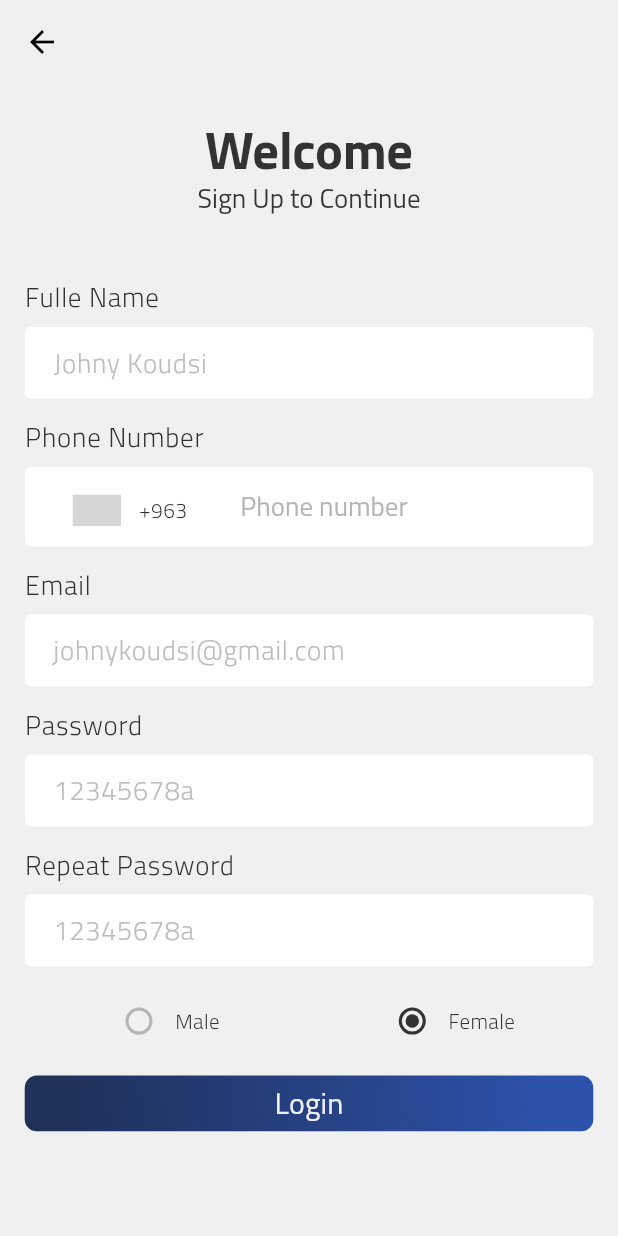
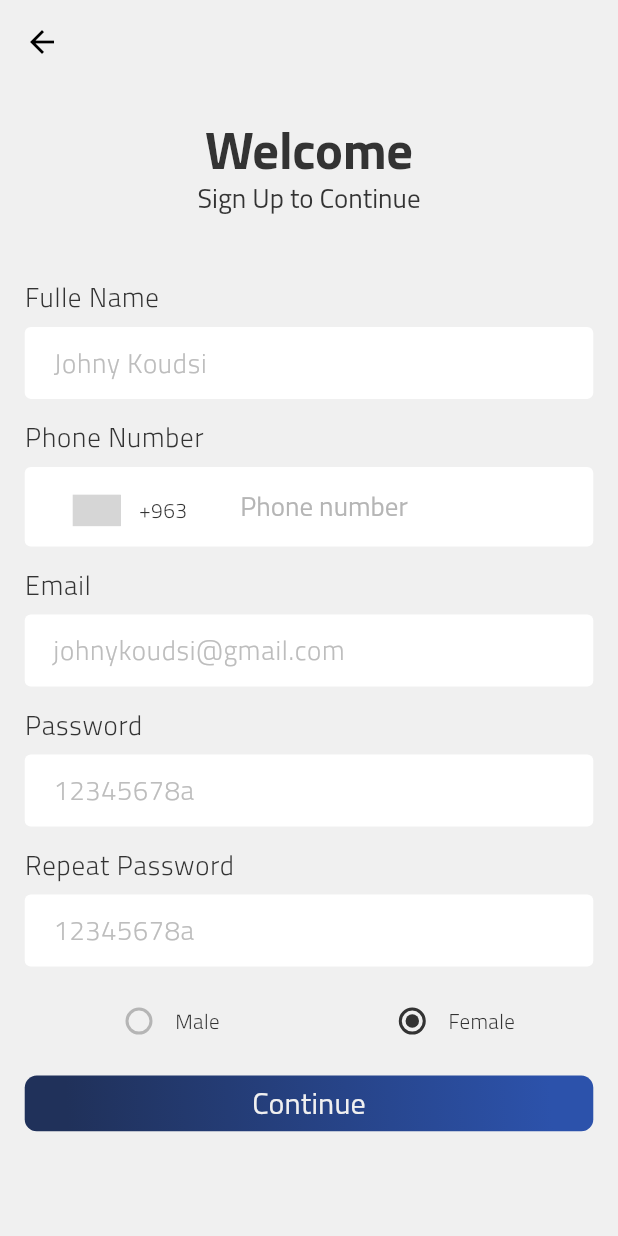
Before and after one commit to ihsan-git-1/Nostra-Casa-Real-Estate, a Flutter app: the SignUpScreen screen opened by its route, on a phone screen of 412 x 824 dp. Run offline on Flutter 3.47's test engine with Material 2 defaults, Android fonts, the phone set to English and light mode, and no system bars; drawn by our look-alikes of intl_phone_number_input; our stand-ins replace bloc, easy_localization, equatable, flutter_bloc, flutter_svg, google_maps_flutter; missing offline and left inert: google_maps_flutter_android, google_maps_flutter_platform_interface; project files that could hold a hidden picture were left out; grey boxes are pictures that could not be loaded.

Commit message:
sign up not done

```diff
--- a/lib/presentation/signup/signup.dart
+++ b/lib/presentation/signup/signup.dart
@@ -173,7 +173,7 @@ class _SignUpScreenState extends State<SignUpScreen> {
                         ),
                         SizedBox(height: heightBetweenFields),
                         ElevatedButtonWidget(
-                          title: 'Login'.tr(),
+                          title: 'Continue'.tr(),
                           //gradientColor: AppStyle.darkBlueColor,
                           onPressed: () {
                             if (_key.currentState!.validate()) {}
```
